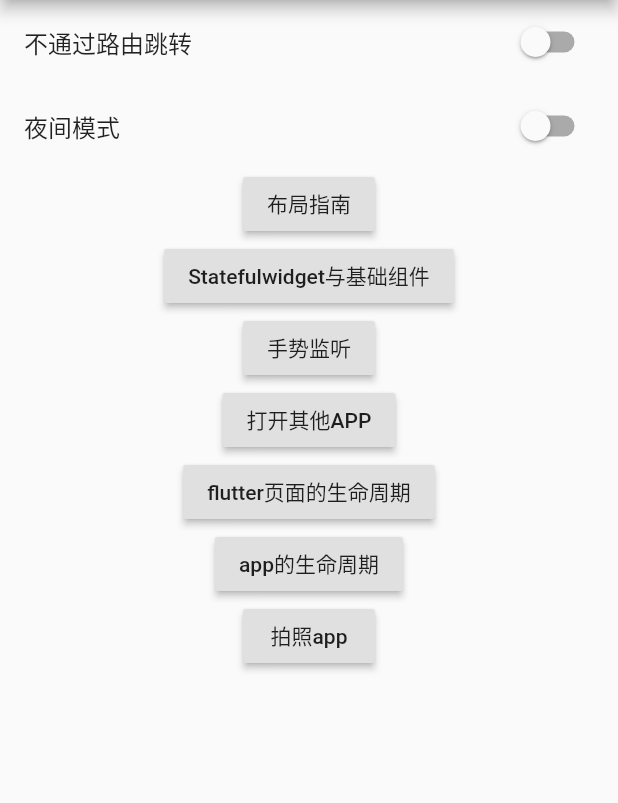
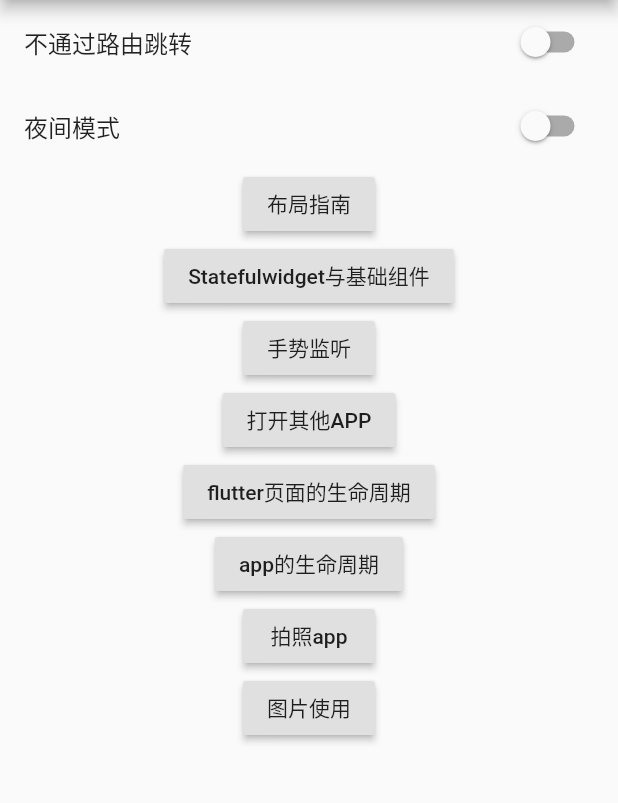
Before and after one commit to sdnuliu/my_app, a Flutter app: the screen it shows after launch, on a phone screen of 412 x 824 dp, the part 84-887 px from its top. Run offline on Flutter 3.47's test engine with Material 2 defaults, Android fonts, the phone set to English and light mode, and no system bars; our stand-ins replace cached_network_image, event_bus, image_picker, transparent_image; missing offline and left inert: flutter_color_plugin.

Commit message:
图片使用

```diff
--- a/lib/main.dart
+++ b/lib/main.dart
@@ -3,6 +3,7 @@ import 'package:flutter/material.dart';
 import 'package:my_app/app_lifecycle.dart';
 import 'package:my_app/camera_app.dart';
 import 'package:my_app/generic_learn.dart';
+import 'package:my_app/image_user_study.dart';
 import 'package:my_app/stateful_group_page.dart';
 import 'package:my_app/widget_lifecycle.dart';
 
@@ -50,7 +51,8 @@ class _State extends State<MyApp> {
         'openapp': (BuildContext context) => OpenOtherAppPage(),
         'widgetlifecycle': (BuildContext context) => WidgetLifecycle(),
         'applifecycle': (BuildContext context) => AppLifecycle(),
-        'cameraapp': (BuildContext context) => CameraApp()
+        'cameraapp': (BuildContext context) => CameraApp(),
+        'imageuse': (BuildContext context) => ImageUseStudy(),
       },
       home: HomePage(),
     );
@@ -112,7 +114,8 @@ class _StateHomePage extends State<HomePage> {
                 _item("打开其他APP", OpenOtherAppPage(), 'openapp'),
                 _item('flutter页面的生命周期', WidgetLifecycle(), 'widgetlifecycle'),
                 _item('app的生命周期', AppLifecycle(), 'applifecycle'),
-                _item('拍照app', CameraApp(), 'cameraapp')
+                _item('拍照app', CameraApp(), 'cameraapp'),
+                _item('图片使用', ImageUseStudy(), 'imageuse'),
               ],
             ),
           ),
--- a/pubspec.yaml
+++ b/pubspec.yaml
@@ -27,6 +27,8 @@ dependencies:
   url_launcher: ^5.2.5
   image_picker: ^0.6.1+11
   event_bus: ^1.1.0
+  transparent_image: ^1.0.0
+  cached_network_image: ^1.1.3
 
 dev_dependencies:
   flutter_test:
```
Also changed, not shown: lib/image_user_study.dart (+22 -2 lines), pubspec.lock.
